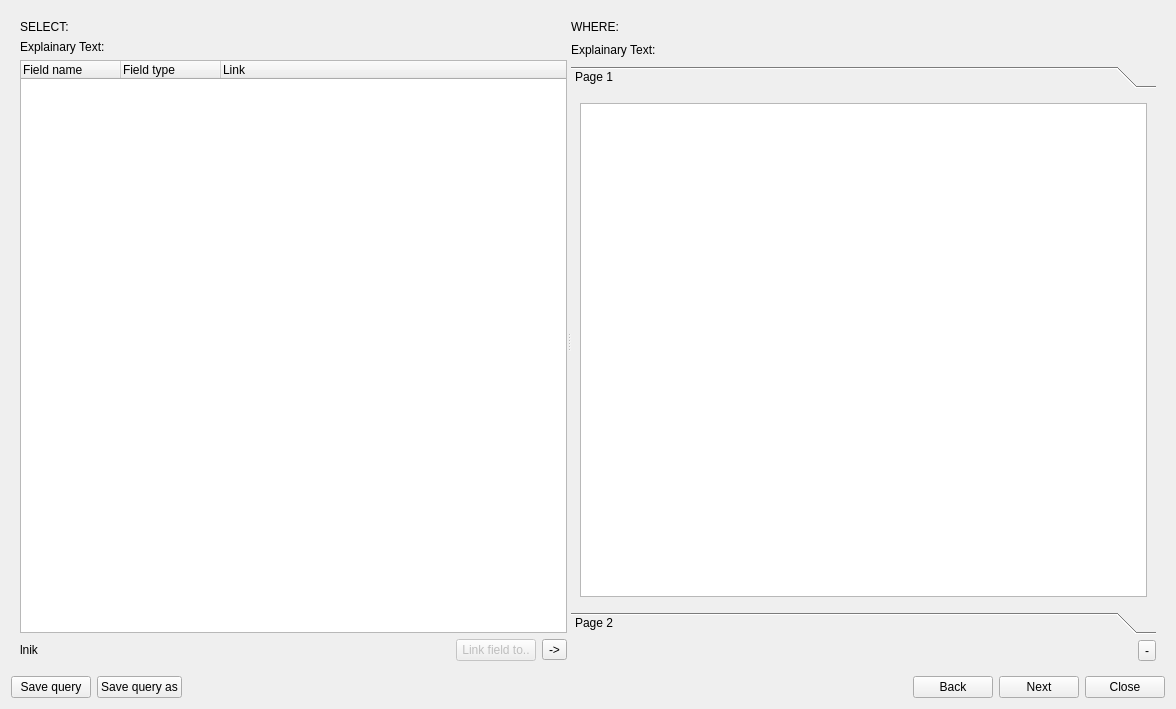
Crystal-Photonics/crystalTestFrameworkApp, file src/Windows/reporthistoryquery.ui: the form before one commit.
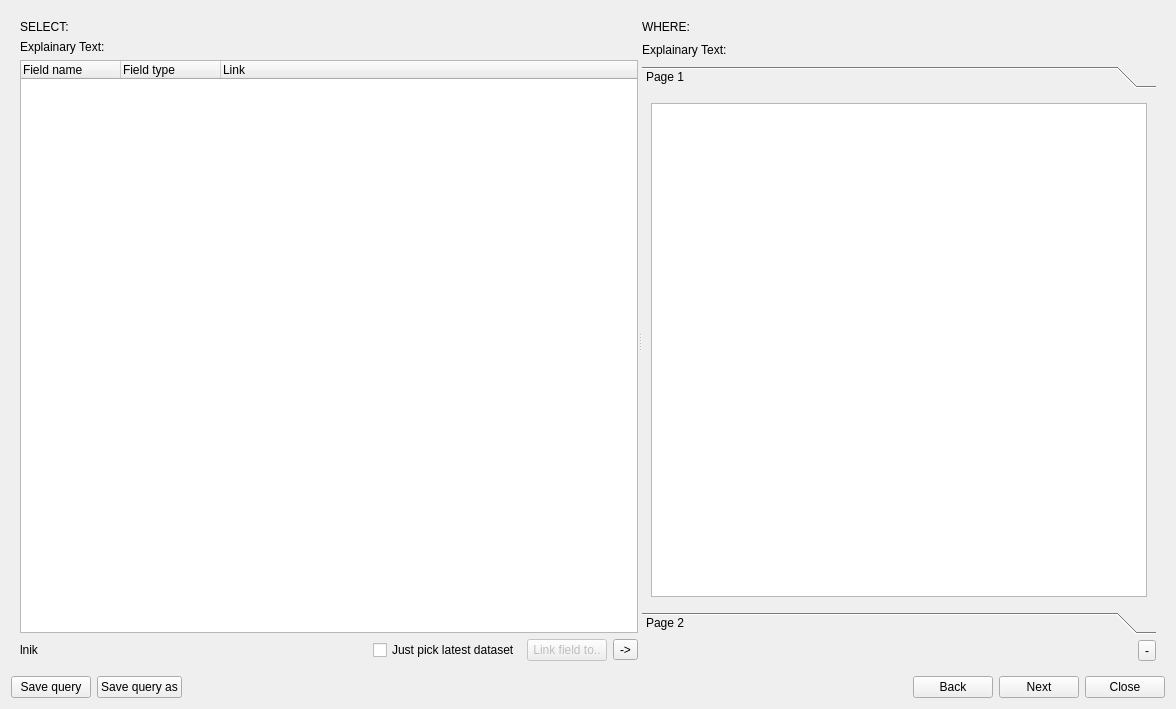
The form after the commit. The open tabs and pages were chosen to show the change.

Commit message: closes #1228 "report query: if duplicated key, pick latest"

The edit to the form file:
```diff
--- a/src/Windows/reporthistoryquery.ui
+++ b/src/Windows/reporthistoryquery.ui
@@ -216,7 +216,7 @@
             </widget>
            </item>
            <item>
-            <layout class="QHBoxLayout" name="horizontalLayout_6" stretch="5,1,1,10">
+            <layout class="QHBoxLayout" name="horizontalLayout_6" stretch="5,1,0,1,10">
              <item>
               <widget class="QLabel" name="lbl_link">
                <property name="text">
@@ -240,6 +240,13 @@
                </property>
               </spacer>
              </item>
+             <item>
+              <widget class="QCheckBox" name="cbtn_multiplekey_pick_latest">
+               <property name="text">
+                <string>Just pick latest dataset</string>
+               </property>
+              </widget>
+             </item>
              <item>
               <widget class="QPushButton" name="btn_link_field_to">
                <property name="enabled">
```
The commit also changes 5 other files.
